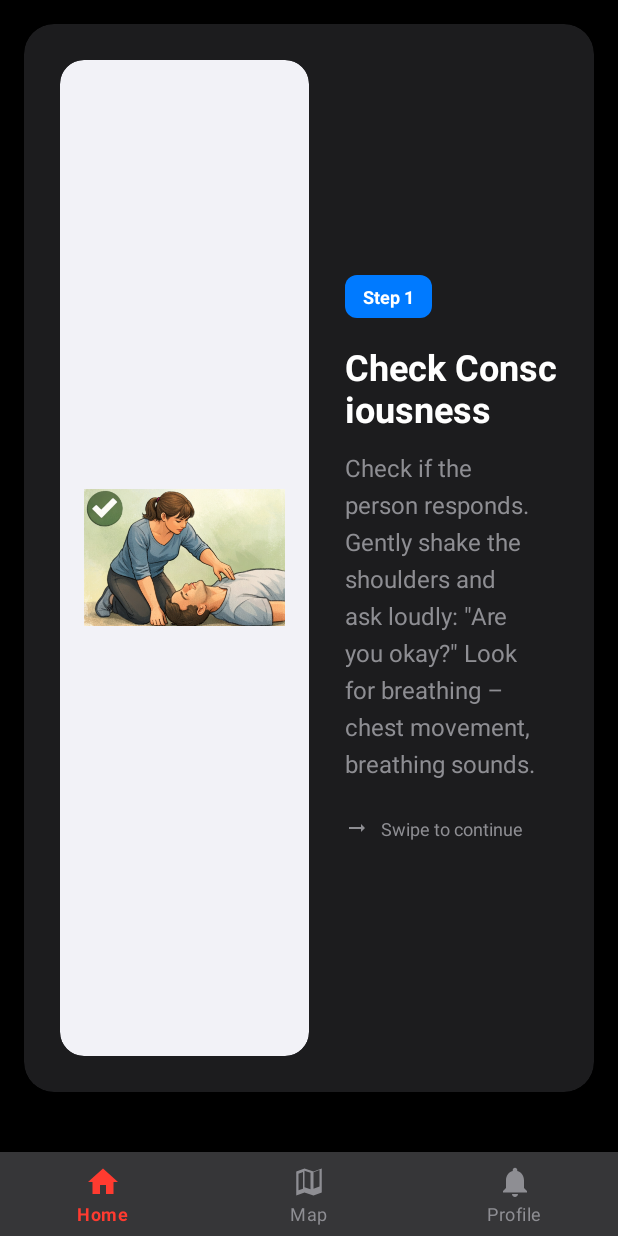
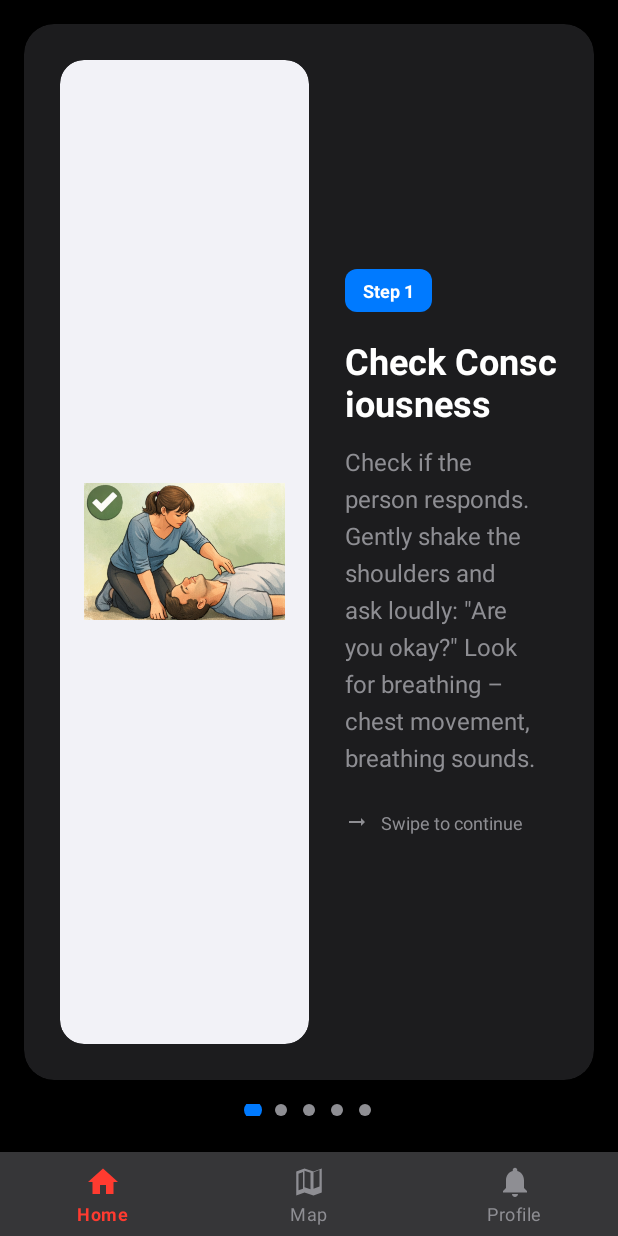
Before and after one commit to Gosha8642/FirstPomoc, an Android app: the TrainingFragment screen opened through its navigation route, on a phone screen of 412 x 824 dp. Run offline under Robolectric (Android 15) with nearby library versions, the phone set to English and light mode, and no system bars; our stand-ins replace navigation-ui; 2 statements that could not run were skipped.

Commit message:
auto-commit for 61863edb-d270-44f1-a63c-f7702f3ee7b6

```diff
--- a/app/src/main/java/com/example/sosapplication/ui/training/TrainingFragment.java
+++ b/app/src/main/java/com/example/sosapplication/ui/training/TrainingFragment.java
@@ -1,13 +1,16 @@
 package com.example.sosapplication.ui.training;
 
 import android.content.pm.ActivityInfo;
+import android.graphics.drawable.GradientDrawable;
 import android.os.Bundle;
 import android.view.LayoutInflater;
 import android.view.View;
 import android.view.ViewGroup;
+import android.widget.LinearLayout;
 
 import androidx.annotation.NonNull;
 import androidx.annotation.Nullable;
+import androidx.core.content.ContextCompat;
 import androidx.fragment.app.Fragment;
 import androidx.viewpager2.widget.ViewPager2;
 
@@ -19,6 +22,8 @@ import java.util.List;
 public class TrainingFragment extends Fragment {
 
     private ViewPager2 viewPager;
+    private LinearLayout pageIndicator;
+    private final List<View> dots = new ArrayList<>();
 
     @Nullable
     @Override
@@ -34,6 +39,8 @@ public class TrainingFragment extends Fragment {
         );
 
         viewPager = view.findViewById(R.id.trainingViewPager);
+        pageIndicator = view.findViewById(R.id.pageIndicator);
+
         setupTraining();
 
         return view;
@@ -54,8 +61,8 @@ public class TrainingFragment extends Fragment {
                 ActivityInfo.SCREEN_ORIENTATION_PORTRAIT
         );
     }
+
     private void setupTraining() {
-
         List<TrainingStep> steps = new ArrayList<>();
 
         steps.add(new TrainingStep(
@@ -90,5 +97,52 @@ public class TrainingFragment extends Fragment {
 
         TrainingPagerAdapter adapter = new TrainingPagerAdapter(steps);
         viewPager.setAdapter(adapter);
+
+        // Setup page indicator
+        setupPageIndicator(steps.size());
+
+        // Page change callback
+        viewPager.registerOnPageChangeCallback(new ViewPager2.OnPageChangeCallback() {
+            @Override
+            public void onPageSelected(int position) {
+                updatePageIndicator(position);
+            }
+        });
+    }
+
+    private void setupPageIndicator(int count) {
+        dots.clear();
+        pageIndicator.removeAllViews();
+
+        for (int i = 0; i < count; i++) {
+            View dot = new View(requireContext());
+            LinearLayout.LayoutParams params = new LinearLayout.LayoutParams(12, 12);
+            params.setMargins(8, 0, 8, 0);
+            dot.setLayoutParams(params);
+
+            GradientDrawable drawable = new GradientDrawable();
+            drawable.setShape(GradientDrawable.OVAL);
+            drawable.setColor(ContextCompat.getColor(requireContext(),
+                    i == 0 ? R.color.accent_blue : R.color.text_secondary_light));
+            dot.setBackground(drawable);
+
+            pageIndicator.addView(dot);
+            dots.add(dot);
+        }
+    }
+
+    private void updatePageIndicator(int position) {
+        for (int i = 0; i < dots.size(); i++) {
+            View dot = dots.get(i);
+            GradientDrawable drawable = (GradientDrawable) dot.getBackground();
+
+            if (i == position) {
+                drawable.setColor(ContextCompat.getColor(requireContext(), R.color.accent_blue));
+                dot.animate().scaleX(1.5f).scaleY(1.5f).setDuration(200).start();
+            } else {
+                drawable.setColor(ContextCompat.getColor(requireContext(), R.color.text_secondary_light));
+                dot.animate().scaleX(1f).scaleY(1f).setDuration(200).start();
+            }
+        }
     }
 }
--- a/app/src/main/java/com/example/sosapplication/ui/training/TrainingPagerAdapter.java
+++ b/app/src/main/java/com/example/sosapplication/ui/training/TrainingPagerAdapter.java
@@ -40,6 +40,17 @@ public class TrainingPagerAdapter
         holder.image.setImageResource(step.imageRes);
         holder.title.setText(step.title);
         holder.description.setText(step.description);
+
+        // Set step badge
+        String stepText = "Step " + (position + 1);
+        holder.stepBadge.setText(stepText);
+
+        // Hide swipe hint on last page
+        if (position == getItemCount() - 1) {
+            holder.swipeHint.setVisibility(View.GONE);
+        } else {
+            holder.swipeHint.setVisibility(View.VISIBLE);
+        }
     }
 
     @Override
@@ -52,12 +63,16 @@ public class TrainingPagerAdapter
         ImageView image;
         TextView title;
         TextView description;
+        TextView stepBadge;
+        TextView swipeHint;
 
         ViewHolder(@NonNull View itemView) {
             super(itemView);
             image = itemView.findViewById(R.id.imageStep);
             title = itemView.findViewById(R.id.textTitle);
             description = itemView.findViewById(R.id.textDescription);
+            stepBadge = itemView.findViewById(R.id.stepBadge);
+            swipeHint = itemView.findViewById(R.id.swipeHint);
         }
     }
 }
```
